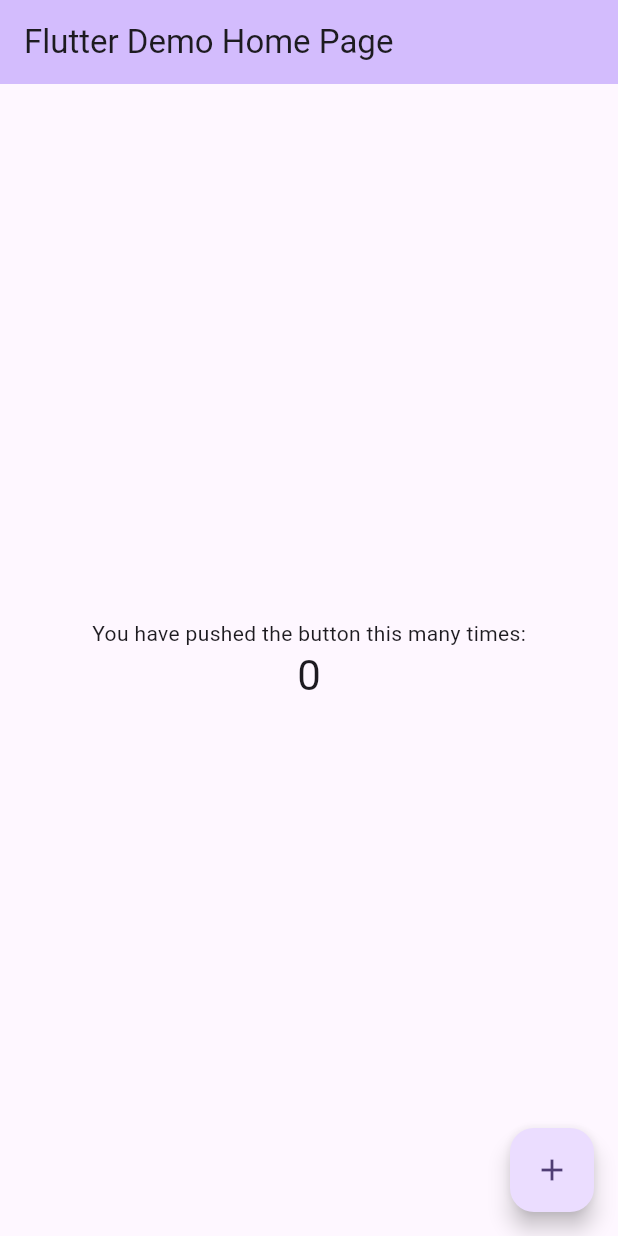
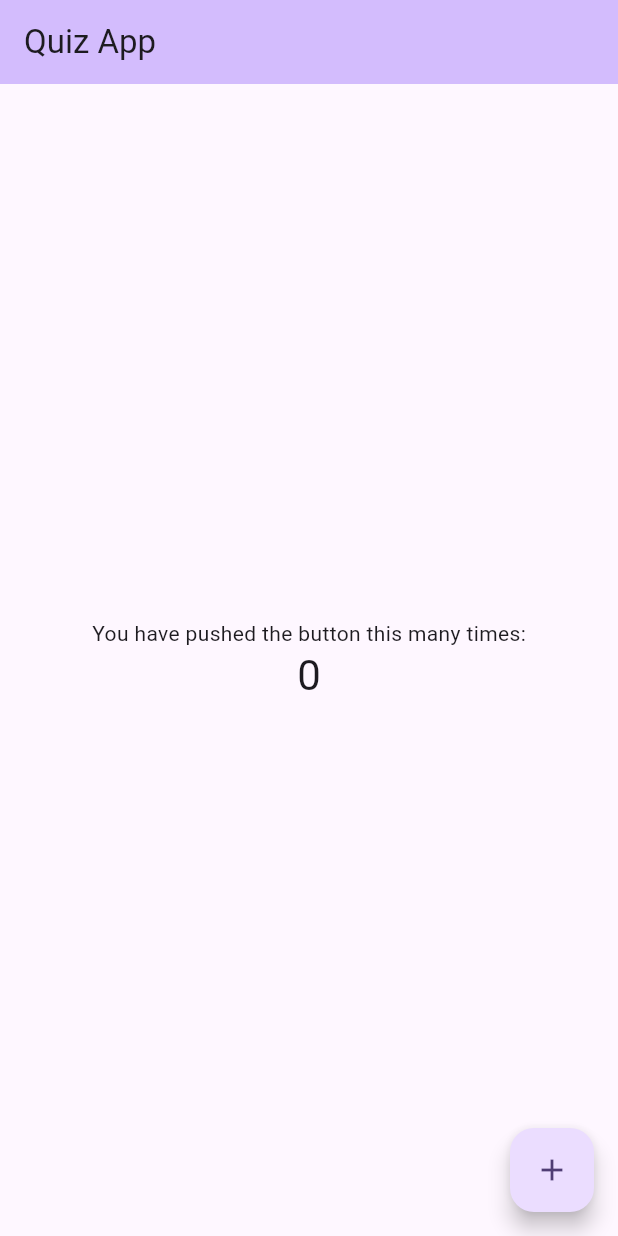
Before and after one commit to iamvedantp/Flutter_Quiz_App, a Flutter app: the screen it shows after launch, on a phone screen of 412 x 824 dp. Run offline on Flutter 3.47's test engine with Material 3 defaults, Android fonts, the phone set to English and light mode, and no system bars.

Commit message:
quiz.dart file created

```diff
--- a/lib/main.dart
+++ b/lib/main.dart
@@ -12,6 +12,7 @@ class MyApp extends StatelessWidget {
   Widget build(BuildContext context) {
     return MaterialApp(
       title: 'Flutter Demo',
+      debugShowCheckedModeBanner: false,
       theme: ThemeData(
         // This is the theme of your application.
         //
@@ -31,7 +32,7 @@ class MyApp extends StatelessWidget {
         colorScheme: ColorScheme.fromSeed(seedColor: Colors.deepPurple),
         useMaterial3: true,
       ),
-      home: const MyHomePage(title: 'Flutter Demo Home Page '),
+      home: const MyHomePage(title: 'Quiz App '),
     );
   }
 }
--- /dev/null
+++ b/lib/quiz.dart
@@ -0,0 +1 @@
+class Quiz {}
```
